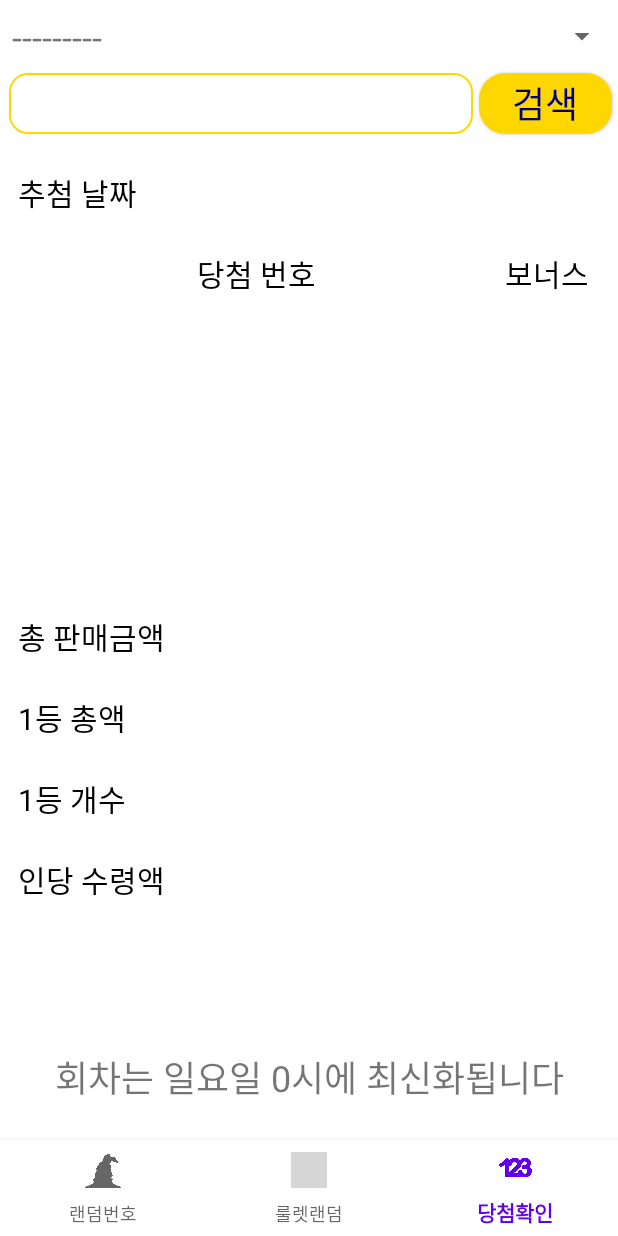
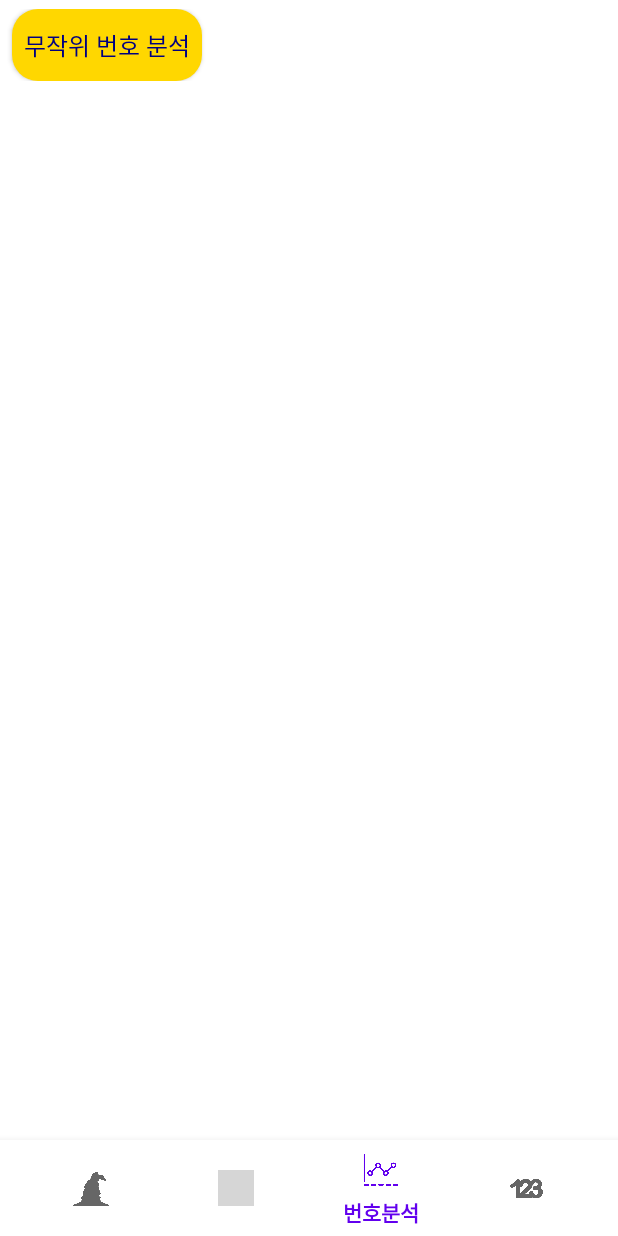
Before and after one commit to ggj0418/Lotto_Number_Generator, an Android app: the screen it shows after launch (MainActivity), item 3 of the bottom bar chosen, on a phone screen of 412 x 824 dp. Run offline under Robolectric (Android 15) with nearby library versions, the phone set to English and light mode, and no system bars; grey boxes are pictures that could not be loaded.

Commit message:
1.7.0 버전

```diff
--- a/app/build.gradle
+++ b/app/build.gradle
@@ -10,8 +10,8 @@ android {
         applicationId "com.mepus.productiontest"
         minSdkVersion 24
         targetSdkVersion 30
-        versionCode 15   // 2021.06.22 버전
-        versionName "1.6.2" // 기존 룰렛 에러해결
+        versionCode 16   // 2021.06.25 버전
+        versionName "1.7.0" // 무작위 숫자 분석 기능 추가
 
         testInstrumentationRunner "androidx.test.runner.AndroidJUnitRunner"
     }
--- a/app/src/main/java/com/mepus/productiontest/MainActivity.java
+++ b/app/src/main/java/com/mepus/productiontest/MainActivity.java
@@ -1,16 +1,15 @@
 package com.mepus.productiontest;
 
 import androidx.appcompat.app.AppCompatActivity;
-import androidx.fragment.app.Fragment;
 
 import android.annotation.SuppressLint;
 import android.os.Bundle;
-import android.widget.Toast;
 
 import com.google.android.material.bottomnavigation.BottomNavigationView;
-import com.mepus.productiontest.fragment.PickNumberFragment;
-import com.mepus.productiontest.fragment.RouletteFragment;
-import com.mepus.productiontest.fragment.WinningNumberFragment;
+import com.mepus.productiontest.fragment.main.AnalyticsFragment;
+import com.mepus.productiontest.fragment.main.PickNumberFragment;
+import com.mepus.productiontest.fragment.main.RouletteFragment;
+import com.mepus.productiontest.fragment.main.WinningNumberFragment;
 
 public class MainActivity extends AppCompatActivity {
     private BottomNavigationView bottomNavigationView;
@@ -42,9 +41,10 @@ public class MainActivity extends AppCompatActivity {
                         getSupportFragmentManager().beginTransaction().replace(R.id.fl_main, new PickNumberFragment()).commit();
                         return true;
                     case R.id.item_roulette:
-//                        Toast.makeText(getApplicationContext(), "준비중입니다. 다음 업데이트를 기다려주세요!", Toast.LENGTH_SHORT).show();
-//                        return false;
                         getSupportFragmentManager().beginTransaction().replace(R.id.fl_main, new RouletteFragment()).commit();
+                        return true;
+                    case R.id.item_analytics:
+                        getSupportFragmentManager().beginTransaction().replace(R.id.fl_main, new AnalyticsFragment()).commit();
                         return true;
                     case R.id.item_winning_number:
                         getSupportFragmentManager().beginTransaction().replace(R.id.fl_main, new WinningNumberFragment()).commit();
--- a/app/src/main/java/com/mepus/productiontest/SplashActivity.java
+++ b/app/src/main/java/com/mepus/productiontest/SplashActivity.java
@@ -40,17 +40,16 @@ public class SplashActivity extends AppCompatActivity {
         super.onCreate(savedInstanceState);
         setContentView(R.layout.activity_splash);
 
+        setComponent();
         startLoading();
     }
 
     private void startLoading() {
         Handler mHandler = new Handler();
         mHandler.postDelayed(() -> {
-            setComponent();
             setPreference();
             startNextActivity();
             //수행할 작업 작성
-            finish();
         }, 1500);
     }
 
--- /dev/null
+++ b/app/src/main/java/com/mepus/productiontest/fragment/main/AnalyticsFragment.java
@@ -0,0 +1,57 @@
+package com.mepus.productiontest.fragment.main;
+
+import android.os.Bundle;
+
+import androidx.annotation.NonNull;
+import androidx.annotation.Nullable;
+import androidx.fragment.app.Fragment;
+import androidx.fragment.app.FragmentActivity;
+
+import android.view.LayoutInflater;
+import android.view.View;
+import android.view.ViewGroup;
+import android.widget.Button;
+import android.widget.ProgressBar;
+
+import com.mepus.productiontest.R;
+import com.mepus.productiontest.fragment.analytics.RandomPickFragment;
+
+import java.util.Objects;
+
+public class AnalyticsFragment extends Fragment {
+
+    private Button analytics_btn;
+
+    @Override
+    public View onCreateView(LayoutInflater inflater, ViewGroup container,
+                             Bundle savedInstanceState) {
+        setHasOptionsMenu(true);
+        return inflater.inflate(R.layout.fragment_analytics, container, false);
+    }
+
+    @Override
+    public void onViewCreated(@NonNull View view, @Nullable Bundle savedInstanceState) {
+        super.onViewCreated(view, savedInstanceState);
+
+        FragmentActivity context = getActivity();
+
+        initComponent(Objects.requireNonNull(context));
+    }
+
+    private void initComponent(FragmentActivity context) {
+        analytics_btn = context.findViewById(R.id.analytics_btn);
+        analytics_btn.setOnClickListener(view -> {
+            analytics_btn.setClickable(false);
+            removeOldFragment(context, R.id.fl_analytics);
+            context.getSupportFragmentManager().beginTransaction().replace(R.id.fl_analytics, new RandomPickFragment()).commit();
+            analytics_btn.setClickable(true);
+        });
+    }
+
+    private void removeOldFragment(FragmentActivity context, int id) {
+        Fragment oldFragment = context.getSupportFragmentManager().findFragmentById(id);
+        if(oldFragment != null) {   // 이미 다른 Fragment가 있으면 제거
+            context.getSupportFragmentManager().beginTransaction().remove(oldFragment).commit();
+        }
+    }
+}
--- a/app/src/main/java/com/mepus/productiontest/fragment/PickNumberFragment.java
+++ b/app/src/main/java/com/mepus/productiontest/fragment/main/PickNumberFragment.java
@@ -1,4 +1,4 @@
-package com.mepus.productiontest.fragment;
+package com.mepus.productiontest.fragment.main;
 
 import android.os.Bundle;
 import android.view.LayoutInflater;
@@ -15,7 +15,7 @@ import androidx.recyclerview.widget.RecyclerView;
 
 import com.mepus.productiontest.R;
 import com.mepus.productiontest.recycler.RecyclerDecoration;
-import com.mepus.productiontest.recycler.RecyclerViewAdapter;
+import com.mepus.productiontest.recycler.PickNumberRecyclerViewAdapter;
 
 import java.util.ArrayList;
 import java.util.Collections;
@@ -28,7 +28,7 @@ public class PickNumberFragment extends Fragment {
     List<String> list = new ArrayList<>();
     RecyclerView recyclerView;
     Button lottoBtn, weBtn, clearBtn;
-    RecyclerViewAdapter adapter;
+    PickNumberRecyclerViewAdapter adapter;
     TextView textView;
 
     LinearLayoutManager linearLayoutManager;
@@ -48,7 +48,7 @@ public class PickNumberFragment extends Fragment {
         initComponent(view);
     }
 
-        private void initComponent(View view) {
+    private void initComponent(View view) {
         linearLayoutManager = new LinearLayoutManager(view.getContext());
 
         recyclerView = view.findViewById(R.id.recyclerView);
@@ -57,7 +57,7 @@ public class PickNumberFragment extends Fragment {
         RecyclerDecoration recyclerDecoration = new RecyclerDecoration(24);
         recyclerView.addItemDecoration(recyclerDecoration);
 
-        adapter = new RecyclerViewAdapter(list);
+        adapter = new PickNumberRecyclerViewAdapter(list);
         recyclerView.setAdapter(adapter);
 
         textView = view.findViewById(R.id.number_tv);
@@ -91,14 +91,14 @@ public class PickNumberFragment extends Fragment {
         Set<Integer> set = new HashSet<>();
         Random random = new Random();
 
-        while(set.size() < 6) {
-            set.add(random.nextInt(45)+1);
+        while (set.size() < 6) {
+            set.add(random.nextInt(45) + 1);
         }
 
         List<Integer> tempList = new ArrayList<>(set);
         Collections.sort(tempList);
 
-        for(Integer number : tempList) {
+        for (Integer number : tempList) {
             sb.append(number).append(" ");
         }
 
@@ -109,9 +109,9 @@ public class PickNumberFragment extends Fragment {
         StringBuilder sb = new StringBuilder();
         Random random = new Random();
 
-        sb.append(random.nextInt(5)+1).append("조 ");
+        sb.append(random.nextInt(5) + 1).append("조 ");
 
-        for(int i=0;i<6;i++) {
+        for (int i = 0; i < 6; i++) {
             sb.append(random.nextInt(6) + 1).append(" ");
         }
 
--- a/app/src/main/java/com/mepus/productiontest/fragment/RouletteFragment.java
+++ b/app/src/main/java/com/mepus/productiontest/fragment/main/RouletteFragment.java
@@ -1,4 +1,4 @@
-package com.mepus.productiontest.fragment;
+package com.mepus.productiontest.fragment.main;
 
 import android.content.DialogInterface;
 import android.os.Bundle;
--- a/app/src/main/java/com/mepus/productiontest/fragment/WinningNumberFragment.java
+++ b/app/src/main/java/com/mepus/productiontest/fragment/main/WinningNumberFragment.java
@@ -1,4 +1,4 @@
-package com.mepus.productiontest.fragment;
+package com.mepus.productiontest.fragment.main;
 
 import android.os.Bundle;
 import android.util.Log;
--- a/app/src/main/java/com/mepus/productiontest/recycler/RecyclerViewAdapter.java
+++ b/app/src/main/java/com/mepus/productiontest/recycler/PickNumberRecyclerViewAdapter.java
@@ -13,11 +13,11 @@ import com.mepus.productiontest.R;
 
 import java.util.List;
 
-public class RecyclerViewAdapter extends RecyclerView.Adapter<RecyclerViewAdapter.ViewHolder> {
+public class PickNumberRecyclerViewAdapter extends RecyclerView.Adapter<PickNumberRecyclerViewAdapter.ViewHolder> {
 
     private List<String> mData;
 
-    public RecyclerViewAdapter(List<String> list) {
+    public PickNumberRecyclerViewAdapter(List<String> list) {
         mData = list;
     }
 
@@ -35,16 +35,16 @@ public class RecyclerViewAdapter extends RecyclerView.Adapter<RecyclerViewAdapte
 
     @NonNull
     @Override
-    public RecyclerViewAdapter.ViewHolder onCreateViewHolder(@NonNull ViewGroup parent, int viewType) {
-        View view = LayoutInflater.from(parent.getContext()).inflate(R.layout.recyclerview_item, parent, false);
+    public PickNumberRecyclerViewAdapter.ViewHolder onCreateViewHolder(@NonNull ViewGroup parent, int viewType) {
+        View view = LayoutInflater.from(parent.getContext()).inflate(R.layout.pick_number_recyclerview_item, parent, false);
 
-        RecyclerViewAdapter.ViewHolder vh = new RecyclerViewAdapter.ViewHolder(view) ;
+        PickNumberRecyclerViewAdapter.ViewHolder vh = new PickNumberRecyclerViewAdapter.ViewHolder(view) ;
 
         return vh;
     }
 
     @Override
-    public void onBindViewHolder(@NonNull RecyclerViewAdapter.ViewHolder holder, int position) {
+    public void onBindViewHolder(@NonNull PickNumberRecyclerViewAdapter.ViewHolder holder, int position) {
         holder.tv.setText(mData.get(position));
 
         holder.iv.setOnClickListener(view -> {
--- /dev/null
+++ b/app/src/main/res/layout/fragment_analytics.xml
@@ -0,0 +1,63 @@
+<?xml version="1.0" encoding="utf-8"?>
+<androidx.constraintlayout.widget.ConstraintLayout xmlns:android="http://schemas.android.com/apk/res/android"
+    android:layout_width="match_parent"
+    android:layout_height="match_parent"
+    xmlns:app="http://schemas.android.com/apk/res-auto">
+
+    <ScrollView
+        android:id="@+id/analytics_sv"
+        android:layout_width="match_parent"
+        android:layout_height="0sp"
+        app:layout_constraintBottom_toBottomOf="parent"
+        app:layout_constraintEnd_toEndOf="parent"
+        app:layout_constraintStart_toStartOf="parent"
+        app:layout_constraintTop_toTopOf="parent"
+        app:layout_constraintVertical_bias="0"
+        app:layout_constraintHeight_percent="0.08">
+
+        <LinearLayout
+            android:layout_gravity="center"
+            android:layout_width="match_parent"
+            android:layout_height="wrap_content"
+            android:orientation="horizontal">
+
+            <Button
+                android:id="@+id/analytics_btn"
+                android:paddingStart="8sp"
+                android:paddingEnd="8sp"
+                android:layout_width="wrap_content"
+                android:layout_height="wrap_content"
+                android:layout_marginStart="8sp"
+                android:layout_marginEnd="4sp"
+                android:text="@string/analytics_random_pick"
+                android:textSize="16sp"
+                android:textColor="@color/deep_blue"
+                android:background="@drawable/button_background"/>
+
+        </LinearLayout>
+
+    </ScrollView>
+
+    <FrameLayout
+        android:id="@+id/fl_analytics"
+        android:layout_width="match_parent"
+        android:layout_height="0sp"
+        app:layout_constraintBottom_toBottomOf="parent"
+        app:layout_constraintEnd_toEndOf="parent"
+        app:layout_constraintHeight_percent="0.92"
+        app:layout_constraintHorizontal_bias="0.0"
+        app:layout_constraintStart_toStartOf="parent"
+        app:layout_constraintTop_toBottomOf="@+id/analytics_sv"
+        app:layout_constraintVertical_bias="0.0" />
+
+    <ProgressBar
+        android:id="@+id/analytics_pv"
+        android:layout_width="64sp"
+        android:layout_height="64sp"
+        android:visibility="invisible"
+        app:layout_constraintBottom_toBottomOf="parent"
+        app:layout_constraintEnd_toEndOf="parent"
+        app:layout_constraintStart_toStartOf="parent"
+        app:layout_constraintTop_toBottomOf="@+id/analytics_sv" />
+
+</androidx.constraintlayout.widget.ConstraintLayout>
--- a/app/src/main/res/menu/bottom_navigation.xml
+++ b/app/src/main/res/menu/bottom_navigation.xml
@@ -3,15 +3,20 @@
     <item
         android:id="@+id/item_pick_number"
         android:icon="@drawable/ic_random_pick"
-        android:title="랜덤번호" />
+        android:title="@string/navigation_random" />
 
     <item
         android:id="@+id/item_roulette"
         android:icon="@drawable/ic_roulette"
-        android:title="룰렛랜덤" />
+        android:title="@string/navigation_roulette" />
+
+    <item
+        android:id="@+id/item_analytics"
+        android:icon="@drawable/ic_analytics"
+        android:title="@string/navigation_analytics" />
 
     <item
         android:id="@+id/item_winning_number"
         android:icon="@drawable/ic_numbers"
-        android:title="당첨확인" />
+        android:title="@string/navigation_winning_number" />
 </menu>
--- a/app/src/main/res/values/strings.xml
+++ b/app/src/main/res/values/strings.xml
@@ -30,4 +30,18 @@
     <string name="roulette_spin">돌리기</string>
     <string name="roulette_clear">초기화</string>
 
+    // fragment_analytics_random_pick
+    <string name="analytics_random_pick">무작위 번호 분석</string>
+    <string name="analytics_random_pick_help">
+        \n
+        1부터 45까지의 숫자를 무작위로 10만번 돌려서 나온 빈도 수를 오름차순으로 보여줍니다.
+        \n
+    </string>
+
+    // navigation items
+    <string name="navigation_random">랜덤번호</string>
+    <string name="navigation_roulette">룰렛랜덤</string>
+    <string name="navigation_analytics">번호분석</string>
+    <string name="navigation_winning_number">당첨확인</string>
+
 </resources>
```
Also changed, not shown: app/src/main/java/com/mepus/productiontest/fragment/analytics/RandomPickFragment.java (added, +130 -0 lines), app/src/main/java/com/mepus/productiontest/recycler/AnalyticsRandomRecyclerViewAdapter.java (added, +65 -0 lines), app/src/main/res/layout/fragment_random_pick.xml (added, +33 -0 lines), app/src/main/res/layout/pick_analytics_recyclerview_item.xml (added, +37 -0 lines), app/src/main/res/drawable/ic_analytics.png (added), app/src/main/res/layout/pick_number_recyclerview_item.xml (renamed from app/src/main/res/layout/recyclerview_item.xml).
